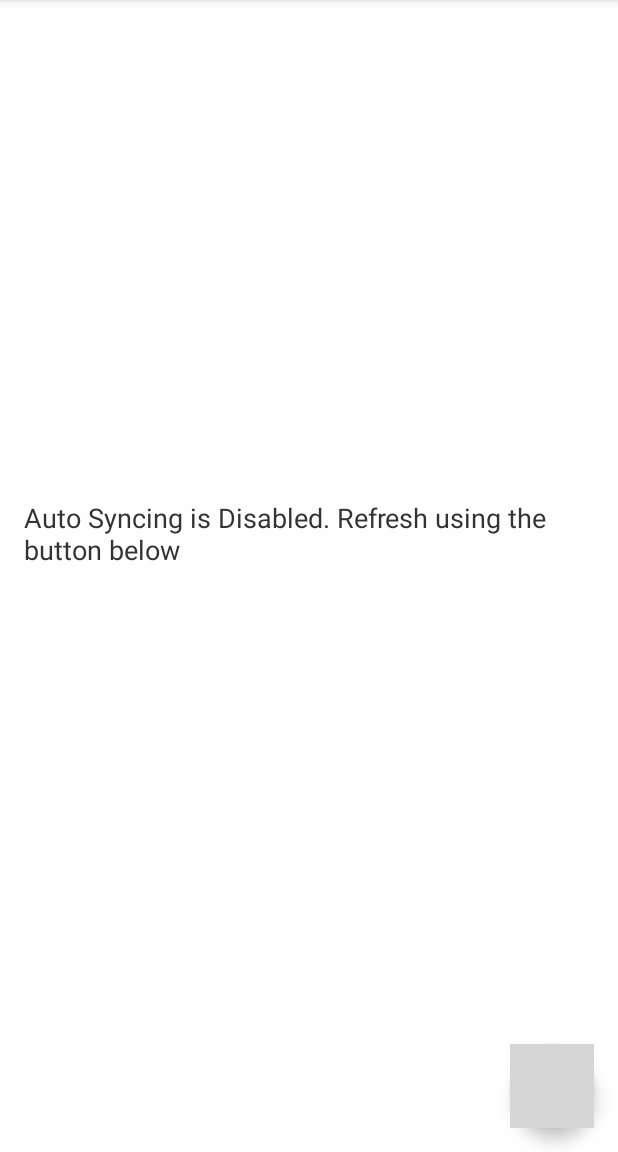
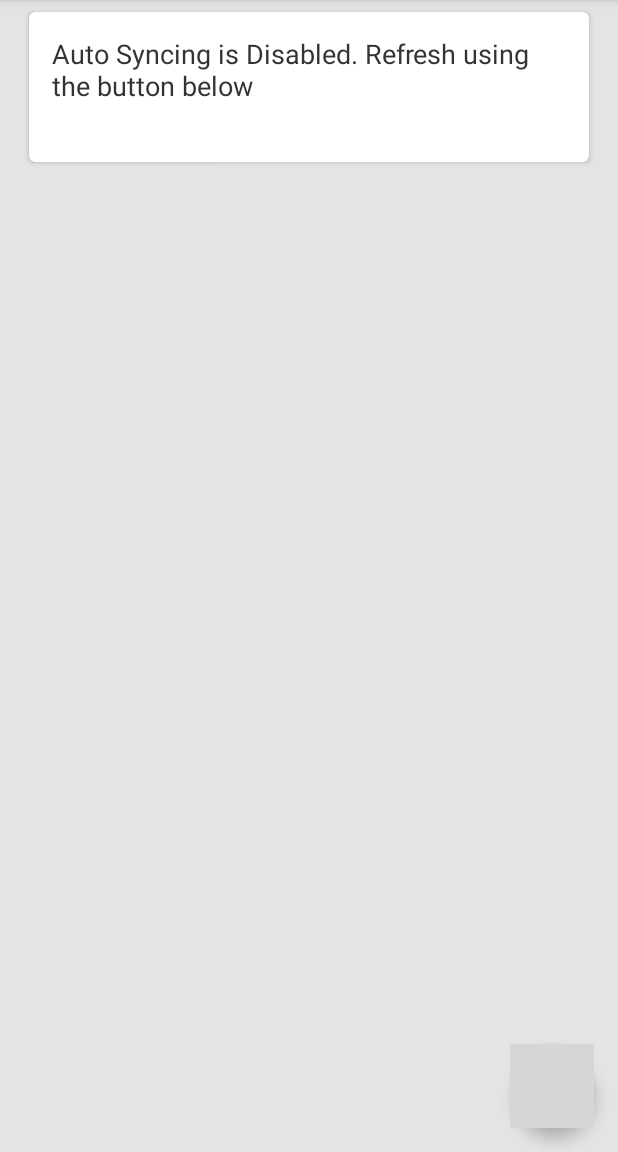
Before and after one commit to raicovx/StormCast, an Android app: the screen it shows after launch (MainActivity), on a phone screen of 412 x 824 dp, the part 84-1236 px from its top. Run offline under Robolectric (Android 15) with nearby library versions, the light colour scheme and no system bars; 1 statement that could not run was skipped; grey boxes are pictures that could not be loaded.

Commit message:
card based interface started

```diff
--- a/app/src/main/java/com/jamesc/stormcast/MainActivity.java
+++ b/app/src/main/java/com/jamesc/stormcast/MainActivity.java
@@ -20,6 +20,7 @@ import android.support.v4.widget.DrawerLayout;
 import android.support.v7.app.ActionBar;
 import android.support.v7.app.ActionBarDrawerToggle;
 import android.support.v7.app.AppCompatActivity;
+import android.support.v7.widget.CardView;
 import android.support.v7.widget.Toolbar;
 import android.util.Log;
 import android.view.Menu;
@@ -67,10 +68,13 @@ public class MainActivity extends AppCompatActivity implements LocationListener
     //Action Bar + Side Drawer + UI Declarations
 
     private FloatingActionButton fabRefresh;
+    private CardView temperatureCardView;
+    private CardView autoSyncOffNotification;
+    private CardView summaryCardView;
     ProgressBar refreshProgressBar;
     Drawable progressDrawable;
     //Relative Layout
-    RelativeLayout currentWeatherLayout;
+    //RelativeLayout currentWeatherLayout;
     //Compatibility Actionbar
     Toolbar actionBar;
     //Drawer Layout Declarations
@@ -114,7 +118,7 @@ public class MainActivity extends AppCompatActivity implements LocationListener
     private boolean clicked = false;
     private boolean firstLoad = true;
     private boolean ableToSync;
-    private TextView autoSyncOffNotification;
+    private TextView autoSyncOffTextView;
 
     // Settings and User Preference Data Type Declarations
     Intent settingsIntent;
@@ -134,6 +138,7 @@ public class MainActivity extends AppCompatActivity implements LocationListener
     protected void onCreate(Bundle savedInstanceState) {
         super.onCreate(savedInstanceState);
         setContentView(R.layout.activity_main);
+        temperatureCardView = (CardView) findViewById(R.id.temperature_card_view);
         createSideNavItems();
         createSideNav();
         startLocationManager();
@@ -145,11 +150,13 @@ public class MainActivity extends AppCompatActivity implements LocationListener
         //Tool Bar End
 
         //Layout
-        currentWeatherLayout = (RelativeLayout) findViewById(R.id.currentWeatherLayout);
+        //currentWeatherLayout = (RelativeLayout) findViewById(R.id.currentWeatherLayout);
         //Layout End
 
         //Text Views for Current Information
-        autoSyncOffNotification = (TextView)findViewById(R.id.autoSyncOffWarning);
+        autoSyncOffNotification = (CardView)findViewById(R.id.auto_sync_off_warning_card);
+        autoSyncOffTextView = (TextView) findViewById(R.id.auto_sync_off_warning_textview);
+        summaryCardView = (CardView) findViewById(R.id.summary_card_view);
         timeTextView  = (TextView)findViewById(R.id.timeTextView);
         temperatureTextView = (TextView) findViewById(R.id.temperatureTextView);
         locationTextView = (TextView) findViewById(R.id.locationTextView);
@@ -169,6 +176,7 @@ public class MainActivity extends AppCompatActivity implements LocationListener
         if(!autoSyncIntervalPref.equals("0") || clicked) {// If the preference is not to Never Auto Refresh
                 ableToSync = true;
                 autoSyncOffNotification.setVisibility(View.GONE);
+                autoSyncOffTextView.setVisibility(View.GONE);
                 refreshProgressBar.setVisibility(View.VISIBLE);
                 locationUpdate();
             if (autoSyncIntervalPref.equals("1")) {
@@ -222,8 +230,9 @@ public class MainActivity extends AppCompatActivity implements LocationListener
             ableToSync = false;
             refreshProgressBar.setVisibility(View.INVISIBLE);
             autoSyncOffNotification.setVisibility(View.VISIBLE);
+            autoSyncOffTextView.setVisibility(View.VISIBLE);
         }
-        Log.v("Stormy", autoSyncIntervalPref);
+
         //Auto Sync Settings End
 
 
@@ -236,6 +245,7 @@ public class MainActivity extends AppCompatActivity implements LocationListener
                 locationUpdate();
                 makeCurrentUiDisappear();
                 autoSyncOffNotification.setVisibility(View.GONE);
+                autoSyncOffTextView.setVisibility(View.GONE);
                 refreshProgressBar.setVisibility(View.VISIBLE);
 
             }
@@ -353,16 +363,19 @@ public class MainActivity extends AppCompatActivity implements LocationListener
         iconImageView.setVisibility(View.INVISIBLE);
         degreeImageView.setVisibility(View.INVISIBLE);
         timeTextView.setVisibility(View.INVISIBLE);
+        temperatureCardView.setVisibility(View.INVISIBLE);
+        summaryCardView.setVisibility(View.INVISIBLE);
     }
     private void makeCurrentUiReappear() {
         refreshProgressBar.setVisibility(View.INVISIBLE);
         autoSyncOffNotification.setVisibility(View.GONE);
+        autoSyncOffTextView.setVisibility(View.GONE);
         Animation animationOne = new AlphaAnimation(0, 1);
         animationOne.setInterpolator(new DecelerateInterpolator()); //add this
         animationOne.setDuration(1000);
         animationOne.setStartOffset(1000);
-        temperatureTextView.setVisibility(View.VISIBLE);
-        temperatureTextView.startAnimation(animationOne);
+        temperatureCardView.setVisibility(View.VISIBLE);
+        temperatureCardView.startAnimation(animationOne);
 
 
         Animation animationTwo = new AlphaAnimation(0, 1);
@@ -370,6 +383,8 @@ public class MainActivity extends AppCompatActivity implements LocationListener
         animationTwo.setDuration(1000);
         animationTwo.setStartOffset(1000);
         animationTwo.setStartOffset(100);
+        temperatureTextView.setVisibility(View.VISIBLE);
+        temperatureTextView.startAnimation(animationTwo);
         degreeImageView.startAnimation(animationTwo);
         degreeImageView.setVisibility(View.VISIBLE);
 
@@ -378,7 +393,8 @@ public class MainActivity extends AppCompatActivity implements LocationListener
         animationThree.setDuration(1000);
         animationThree.setStartOffset(1000);
         animationThree.setStartOffset(500);
-
+        summaryCardView.setVisibility(View.VISIBLE);
+        summaryCardView.startAnimation(animationThree);
         timeTextView.startAnimation(animationThree);
         timeTextView.setVisibility(View.VISIBLE);
 
--- a/app/src/main/res/layout/current_weather_content.xml
+++ b/app/src/main/res/layout/current_weather_content.xml
@@ -10,80 +10,114 @@
     android:theme="@style/General"
     android:id="@+id/currentWeatherLayout"
     tools:context="com.jamesc.stormy.MainActivity"
-                tools:showIn="@layout/activity_main" >
+    tools:showIn="@layout/activity_main">
+
+    <android.support.v7.widget.CardView
+        xmlns:card_view="http://schemas.android.com/apk/res-auto"
+        android:id="@+id/temperature_card_view"
+        android:layout_width="match_parent"
+        android:layout_marginLeft="@dimen/card_margin_sides"
+        android:layout_marginRight="@dimen/card_margin_sides"
+        android:layout_marginTop="?android:attr/actionBarSize"
+        android:layout_height="wrap_content"
+        android:minHeight="275dp"
+        card_view:cardCornerRadius="4dp">
+        <TextView
+            android:layout_width="match_parent"
+            android:layout_height="wrap_content"
+            android:textAppearance="?android:attr/textAppearanceLarge"
+            android:background="#00000000"
+            android:id="@+id/temperatureTextView"
+            android:textSize="125sp"
+            android:fontFamily="sans-serif-light"
+            android:textColor="@color/secondary_text_color"
+            android:gravity="center"
+            android:text="27.1"
+            android:layout_centerHorizontal="true"
+            android:paddingTop="24dp" />
+        <TextView
+            android:layout_width="fill_parent"
+            android:layout_height="wrap_content"
+            android:textAppearance="?android:attr/textAppearanceSmall"
+            android:id="@+id/timeTextView"
+            android:textAlignment="center"
+            android:textColor="@color/secondary_text_color"
+            android:layout_below="@+id/temperatureTextView"
+            android:layout_marginTop="175dp"
+            android:textSize="18sp"
+            android:background="#00000000" />
+        <ImageView
+            android:layout_width="wrap_content"
+            android:layout_height="wrap_content"
+            android:id="@+id/degreesImageView"
+            android:background="#00000000"
+            android:layout_gravity="right"
+            android:layout_marginRight="36dp"
+            android:layout_marginTop="25dp"
+            android:layout_alignTop="@+id/temperatureTextView"
+            android:layout_toRightOf="@+id/temperatureTextView"
+            android:layout_toEndOf="@+id/temperatureTextView"
+            android:src="@mipmap/degree"
+            android:tint="#FF000000" />
+
         <TextView
         android:id="@+id/locationTextView"
+        android:background="#00000000"
         android:layout_width="match_parent"
         android:layout_height="48dp"
-        android:gravity="center"
+        android:layout_gravity="bottom"
         android:textColor="@color/secondary_text_color"
         android:fontFamily="sans-serif-thin"
         android:textSize="32sp"
         android:text="Sydney, Australia"
         android:textAlignment="center"
-        android:layout_marginTop="24dp"
-        android:layout_below="@+id/timeTextView"
-        android:layout_alignParentRight="true"
-        android:layout_alignParentEnd="true"/>
-    <TextView
-        android:layout_width="wrap_content"
+        android:layout_marginTop="15dp"
+        android:layout_marginBottom="15dp"
+            />
+
+</android.support.v7.widget.CardView>
+    <android.support.v7.widget.CardView
+        xmlns:card_view="http://schemas.android.com/apk/res-auto"
+        android:id="@+id/summary_card_view"
+        android:layout_width="match_parent"
         android:layout_height="wrap_content"
-        android:textAppearance="?android:attr/textAppearanceLarge"
-        android:gravity="center"
-        android:id="@+id/temperatureTextView"
-        android:textSize="150sp"
-        android:fontFamily="sans-serif-light"
-        android:layout_centerVertical="true"
-        android:layout_centerHorizontal="true"
-        android:textColor="@color/secondary_text_color" />
-
-    <ImageView
-        android:layout_width="wrap_content"
-        android:layout_height="wrap_content"
-        android:id="@+id/degreesImageView"
-        android:layout_alignTop="@+id/temperatureTextView"
-        android:layout_toRightOf="@+id/temperatureTextView"
-        android:layout_toEndOf="@+id/temperatureTextView"
-        android:src="@mipmap/degree"
-        android:layout_marginTop="40dp"
-        android:tint="@color/secondary_text_color" />
-
+        android:layout_marginLeft="@dimen/card_margin_sides"
+        android:layout_marginRight="@dimen/card_margin_sides"
+        android:minHeight="150dp"
+        card_view:cardBackgroundColor="#40568b"
+        card_view:cardCornerRadius="4dp"
+        android:layout_marginTop="15dp"
+        android:layout_below="@id/temperature_card_view"
+        android:layout_centerHorizontal="true">
         <ImageView
             android:layout_width="wrap_content"
             android:layout_height="wrap_content"
             android:id="@+id/iconImageView"
             android:minHeight="100dp"
             android:minWidth="100dp"
+            android:layout_marginTop="24dp"
+            android:layout_marginLeft="15dp"
             android:layout_above="@+id/temperatureTextView"
             android:layout_alignLeft="@+id/temperatureTextView"
             android:layout_alignStart="@+id/temperatureTextView"
-        android:tint="@color/secondary_text_color" />
-
+            android:background="#00000000" />
         <TextView
             android:layout_width="wrap_content"
             android:layout_height="wrap_content"
             android:textAppearance="?android:attr/textAppearanceMedium"
             android:id="@+id/summaryTextView"
-        android:textAlignment="gravity"
-        android:gravity="center_vertical|center_horizontal"
+            android:textAlignment="center"
+            android:gravity="center"
             android:textSize="30sp"
-        android:layout_alignBottom="@+id/iconImageView"
+            android:layout_marginTop="24dp"
+            android:layout_marginLeft="128dp"
             android:layout_toRightOf="@+id/iconImageView"
             android:layout_alignRight="@+id/degreesImageView"
             android:layout_alignEnd="@+id/degreesImageView"
             android:minHeight="100dp"
-        android:textColor="@color/secondary_text_color" />
-
-    <TextView
-        android:layout_width="fill_parent"
-        android:layout_height="wrap_content"
-        android:textAppearance="?android:attr/textAppearanceMedium"
-        android:id="@+id/timeTextView"
-        android:layout_below="@+id/temperatureTextView"
-        android:layout_alignParentRight="true"
-        android:layout_alignParentEnd="true"
-        android:textAlignment="center"
-        android:textColor="@color/secondary_text_color" />
+            android:textColor="@color/primary_text_color"
+            android:background="#00000000" />
+        </android.support.v7.widget.CardView>
 
     <ProgressBar
         android:layout_width="wrap_content"
@@ -97,17 +131,32 @@
         />
 
 
-
+    <android.support.v7.widget.CardView
+        xmlns:card_view="http://schemas.android.com/apk/res-auto"
+        android:id="@+id/auto_sync_off_warning_card"
+        android:layout_width="match_parent"
+        android:layout_marginLeft="@dimen/card_margin_sides"
+        android:layout_marginRight="@dimen/card_margin_sides"
+        android:layout_marginTop="?android:attr/actionBarSize"
+        android:layout_height="wrap_content"
+        android:minHeight="100dp"
+        card_view:cardBackgroundColor="#FFFFFF"
+        card_view:cardCornerRadius="4dp"
+        >
     <TextView
         android:layout_width="wrap_content"
         android:layout_height="wrap_content"
+        android:padding="15dp"
+        android:background="#00000000"
         android:textAppearance="?android:attr/textAppearanceMedium"
         android:text="Auto Syncing is Disabled. Refresh using the button below"
-        android:id="@+id/autoSyncOffWarning"
+        android:id="@+id/auto_sync_off_warning_textview"
         android:layout_centerVertical="true"
         android:layout_centerHorizontal="true"
         android:textColor="@color/secondary_text_color"
         android:textIsSelectable="false"
-        android:visibility="gone" />
+        android:visibility="gone"
+        />
+            </android.support.v7.widget.CardView>
 
 </RelativeLayout>
--- a/app/src/main/res/menu/menu_main.xml
+++ b/app/src/main/res/menu/menu_main.xml
@@ -1,11 +1,13 @@
 <menu xmlns:android="http://schemas.android.com/apk/res/android"
     xmlns:app="http://schemas.android.com/apk/res-auto"
     xmlns:tools="http://schemas.android.com/tools"
+    android:background="#f4f4f4"
     tools:context="com.jamesc.stormy.MainActivity">
     <item
         android:id="@+id/action_settings"
         android:icon="@drawable/ic_settings_button_white"
         android:orderInCategory="100"
         android:title="@string/action_settings"
-        app:showAsAction="never" />
+        app:showAsAction="never"
+        />
 </menu>
--- a/app/src/main/res/values/colors.xml
+++ b/app/src/main/res/values/colors.xml
@@ -13,7 +13,7 @@
     <color name="dim_foreground_dark_inverse">#323232</color>
     <color name="bright_foreground_dark_inverse">#000000</color>
     <color name="primary_text_color">#FFF</color>
-    <color name="background_color">#FEFEFE</color>
+    <color name="background_color">#e4e4e4</color>
     <color name="settings_activity_action_bar_text_light">#FAFAFA</color>
     <color name="actionBarColorPrimary">#ff7c3f</color>
     <color name="secondary_text_color">#333333</color>
--- a/app/src/main/res/values/dimens.xml
+++ b/app/src/main/res/values/dimens.xml
@@ -5,4 +5,5 @@
     <dimen name="fab_margin">16dp</dimen>
     <dimen name="preference_category_margin_vertical_sides">8dp</dimen>
     <dimen name="abs_text_size">18sp</dimen>
+    <dimen name="card_margin_sides">3dp</dimen>
 </resources>
--- a/app/src/main/res/values/styles.xml
+++ b/app/src/main/res/values/styles.xml
@@ -15,6 +15,7 @@
         <item name="android:background">@color/colorPrimary</item>
         <item name="android:colorControlNormal" tools:ignore="NewApi">@color/settings_activity_action_bar_text_light</item>
         <item name="colorPrimary">@color/colorPrimary</item>
+        <item name="android:actionOverflowMenuStyle">@style/OptionsMenu</item>
     </style>
     <style name="settingCategoryTitleText">
         <item name="android:textColor">#FFFFFF</item>
@@ -28,8 +29,12 @@
     <style name="currentWeatherTheme" parent="@style/Theme.AppCompat.Light.NoActionBar">
         <item name="android:colorPrimary">@color/actionBarColorPrimary</item>
         <item name="android:background">@color/background_color</item>
+
         <!-- Reimplementation of actionBar on Current Weather Screen
         <item name="android:windowActionBar">false</item>-->
     </style>
+    <style name="OptionsMenu" parent="Widget.AppCompat.PopupMenu.Overflow">
+        <item name="android:popupBackground">#F4F4F4</item>
+    </style>
 
 </resources>
```
Also changed, not shown: 204 other files. Lines whose indentation alone changed are shown as unchanged.
